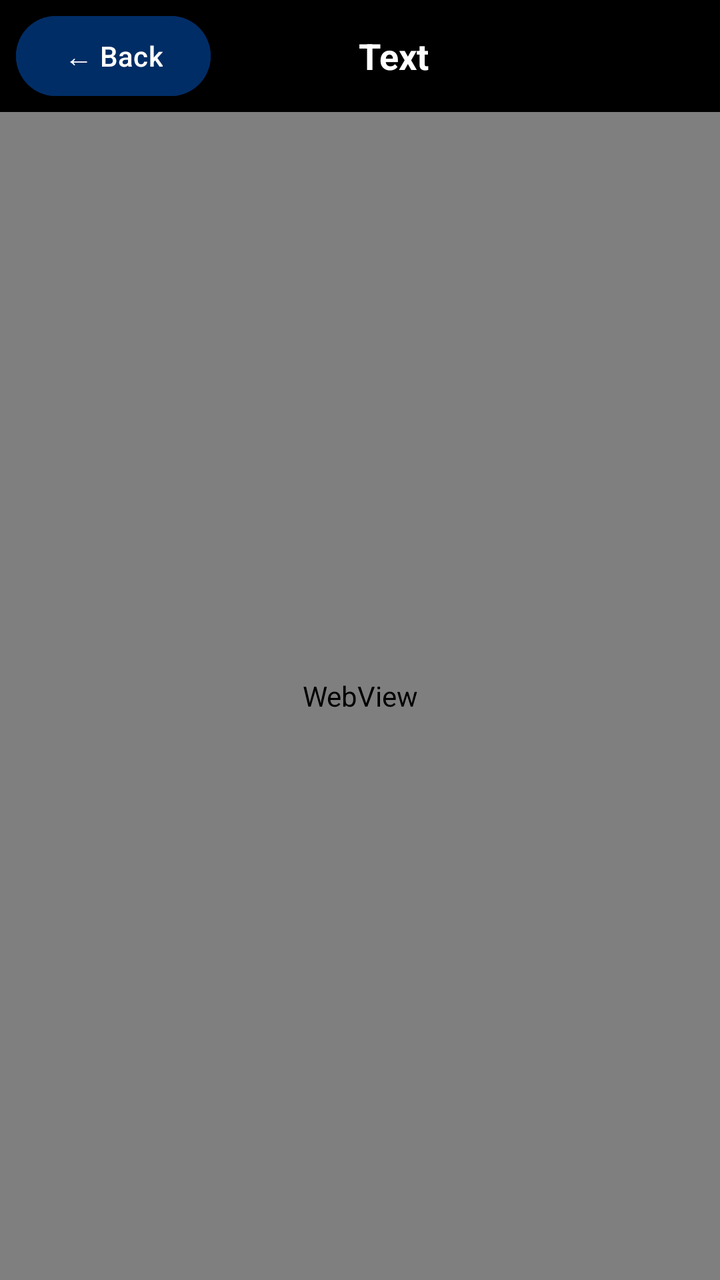
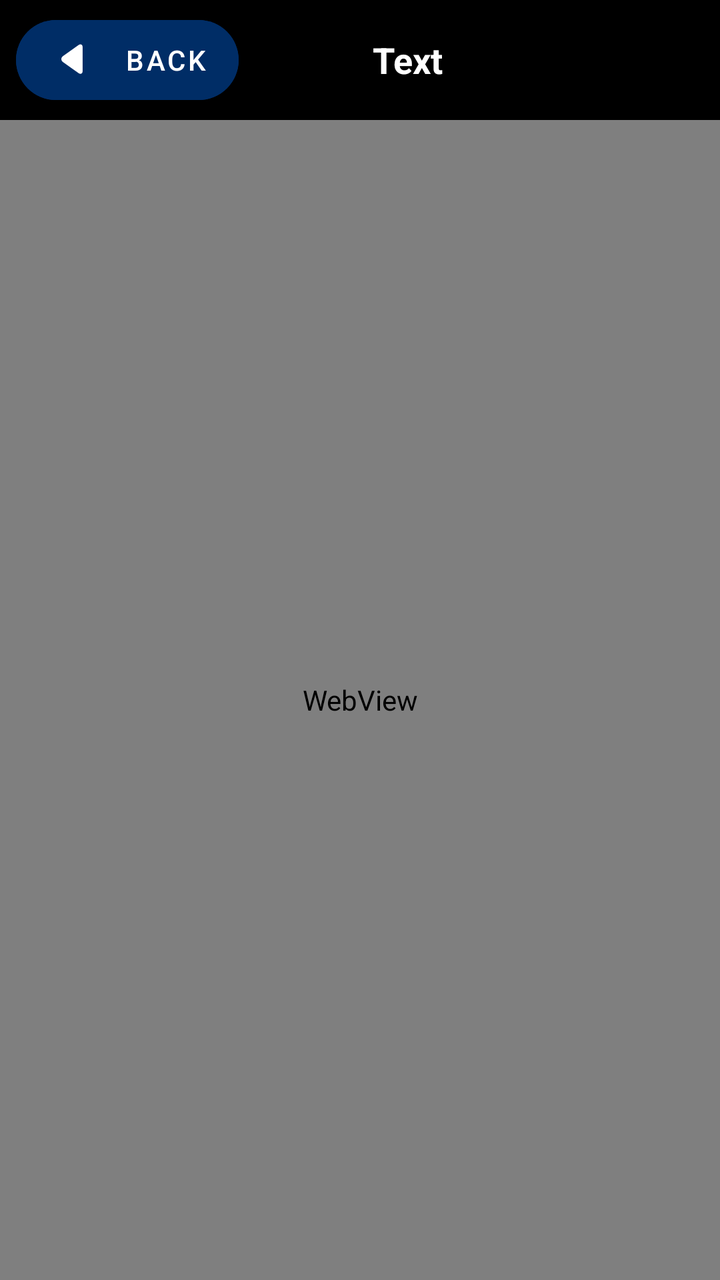

The first picture is an Android layout as it rendered before a commit; the second is the same layout after the commit. The layout source and the unified diff follow.
<!-- AndroidManifest.xml: application theme Theme.InterfaceUI1 -->
<!-- res/layout/activity_text_to_fsl.xml -->
<?xml version="1.0" encoding="utf-8"?>
<LinearLayout xmlns:android="http://schemas.android.com/apk/res/android"
    xmlns:tools="http://schemas.android.com/tools"
    android:id="@+id/textRoot"
    android:layout_width="match_parent"
    android:layout_height="match_parent"
    android:background="@android:color/black"
    android:orientation="vertical"
    tools:context=".TextToFslActivity">

    <LinearLayout
        android:layout_width="match_parent"
        android:layout_height="wrap_content"
        android:gravity="center_vertical"
        android:orientation="horizontal"
        android:paddingHorizontal="8dp"
        android:paddingVertical="4dp">

        <Button
            android:id="@+id/backButton"
            android:layout_width="wrap_content"
            android:layout_height="wrap_content"
            android:contentDescription="Back to main screen"
            android:text="&#8592; Back"
            android:backgroundTint="#002d66"
            />

        <TextView
            android:layout_width="0dp"
            android:layout_height="wrap_content"
            android:layout_weight="1"
            android:gravity="center"
            android:paddingEnd="64dp"
            android:text="Text"
            android:textColor="@android:color/white"
            android:textSize="18sp"
            android:textStyle="bold"
            tools:ignore="RtlSymmetry" />
    </LinearLayout>

    <WebView
        android:id="@+id/fslWebView"
        android:layout_width="match_parent"
        android:layout_height="0dp"
        android:layout_weight="1" />

</LinearLayout>
<!-- resources referenced by this layout -->
<resources>
  <style name="Theme.InterfaceUI1" parent="Base.Theme.InterfaceUI1" />
  <style name="Base.Theme.InterfaceUI1" parent="Theme.Material3.DayNight.NoActionBar">
          
          
      </style>
</resources>

<!-- the commit's change to res/layout/activity_text_to_fsl.xml (unified diff, before → after) -->
@@ -1,6 +1,7 @@
 <?xml version="1.0" encoding="utf-8"?>
 <LinearLayout xmlns:android="http://schemas.android.com/apk/res/android"
     xmlns:tools="http://schemas.android.com/tools"
+    xmlns:app="http://schemas.android.com/apk/res-auto"
     android:id="@+id/textRoot"
     android:layout_width="match_parent"
     android:layout_height="match_parent"
@@ -14,29 +15,39 @@
         android:gravity="center_vertical"
         android:orientation="horizontal"
         android:paddingHorizontal="8dp"
-        android:paddingVertical="4dp">
+            android:paddingVertical="4dp">
 
-        <Button
-            android:id="@+id/backButton"
-            android:layout_width="wrap_content"
-            android:layout_height="wrap_content"
-            android:contentDescription="Back to main screen"
-            android:text="&#8592; Back"
-            android:backgroundTint="#002d66"
-            />
+            <com.google.android.material.button.MaterialButton
+                android:id="@+id/backButton"
+                style="@style/Widget.MaterialComponents.Button.Icon"
+                android:layout_width="wrap_content"
+                android:layout_height="wrap_content"
+                android:backgroundTint="#002d66"
+                android:text="Back"
+                app:cornerRadius="20dp"
+                app:icon="@drawable/back_icon"
+                app:iconPadding="10dp"
+                app:iconSize="32dp"
+                app:layout_constraintEnd_toEndOf="parent"
+                app:layout_constraintHorizontal_bias="0.053"
+                app:layout_constraintStart_toStartOf="parent"
+                app:layout_constraintTop_toBottomOf="@+id/topBar"
+                app:iconTint="#FFFFFF"
+                android:textColor="#FFFFFF"
+                app:rippleColor="#80FFFFFF"/>
 
-        <TextView
-            android:layout_width="0dp"
-            android:layout_height="wrap_content"
-            android:layout_weight="1"
-            android:gravity="center"
-            android:paddingEnd="64dp"
-            android:text="Text"
-            android:textColor="@android:color/white"
-            android:textSize="18sp"
-            android:textStyle="bold"
-            tools:ignore="RtlSymmetry" />
-    </LinearLayout>
+            <TextView
+                android:layout_width="0dp"
+                android:layout_height="wrap_content"
+                android:layout_weight="1"
+                android:gravity="center"
+                android:paddingEnd="64dp"
+                android:text="Text"
+                android:textColor="@android:color/white"
+                android:textSize="18sp"
+                android:textStyle="bold"
+                tools:ignore="RtlSymmetry" />
+        </LinearLayout>
 
     <WebView
         android:id="@+id/fslWebView"
<!-- resource entries referenced after the edit -->
@@ -1,5 +1,23 @@
 <!-- resources referenced by this layout -->
 <resources>
+  <!-- drawable back_icon (drawable) -->
+  <vector xmlns:android="http://schemas.android.com/apk/res/android"
+      android:width="24dp"
+      android:height="24dp"
+      android:viewportWidth="700"
+      android:viewportHeight="700">
+  
+  
+    <path
+        android:pathData="M466.14,472.36c0,27 -21.94,38.26 -43.87,22.52l-171.96,-123.39c-21.94,-15.74 -21.94,-47.22 0,-62.96l171.96,-123.39c21.94,-15.74 43.87,-4.48 43.87,22.52z"
+        android:strokeAlpha="0"
+        android:strokeLineJoin="round"
+        android:strokeWidth="1"
+        android:fillColor="#000000"
+        android:fillType="nonZero"
+        android:strokeColor="#000000"
+        android:strokeLineCap="round"/>
+  </vector>
   <style name="Theme.InterfaceUI1" parent="Base.Theme.InterfaceUI1" />
   <style name="Base.Theme.InterfaceUI1" parent="Theme.Material3.DayNight.NoActionBar">
           
